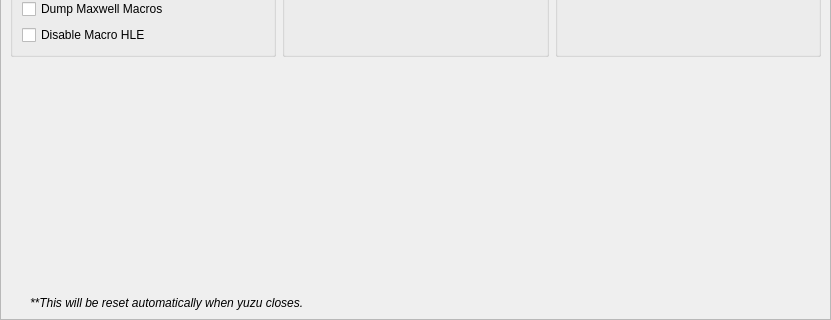
Above: src/yuzu/configuration/configure_debug.ui from pflyly/eden-mirror before the change; both pictures show x 0 to 831 and y 440 to 760 of the 831 by 760 pixel window. Below: the same form after it.
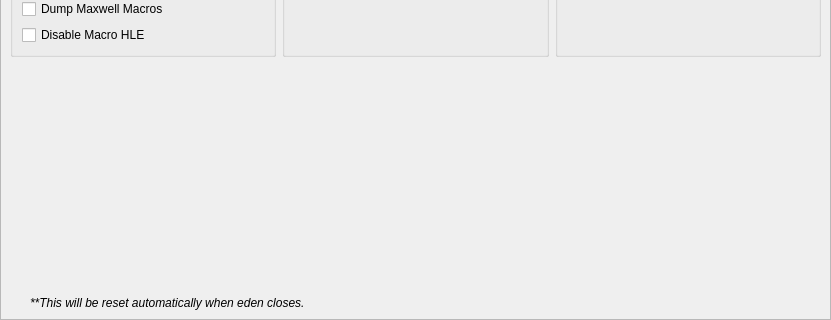
That is the form after the change.

The edit to the form file:
```diff
--- a/src/yuzu/configuration/configure_debug.ui
+++ b/src/yuzu/configuration/configure_debug.ui
@@ -553,7 +553,7 @@
        </font>
       </property>
       <property name="text">
-       <string>**This will be reset automatically when yuzu closes.</string>
+       <string>**This will be reset automatically when eden closes.</string>
       </property>
       <property name="indent">
        <number>20</number>
```
